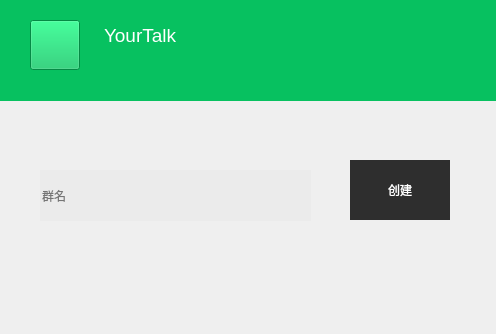
Before: the Qt Designer form qClient/groupregster.ui in AGuan177/QTice, drawn with Qt 5.
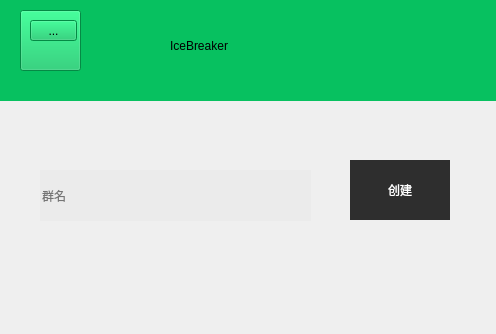
After: the same form once the commit is applied. Icons and pictures are not drawn.

The edit to the form file:
```diff
--- a/qClient/groupregster.ui
+++ b/qClient/groupregster.ui
@@ -100,53 +100,43 @@
    <widget class="QPushButton" name="logo">
     <property name="geometry">
      <rect>
-      <x>30</x>
-      <y>20</y>
-      <width>50</width>
-      <height>50</height>
+      <x>20</x>
+      <y>10</y>
+      <width>61</width>
+      <height>61</height>
      </rect>
     </property>
-    <property name="sizePolicy">
-     <sizepolicy hsizetype="Fixed" vsizetype="Fixed">
-      <horstretch>0</horstretch>
-      <verstretch>0</verstretch>
-     </sizepolicy>
-    </property>
-    <property name="minimumSize">
-     <size>
-      <width>50</width>
-      <height>50</height>
-     </size>
-    </property>
-    <property name="maximumSize">
-     <size>
-      <width>50</width>
-      <height>50</height>
-     </size>
-    </property>
     <property name="text">
      <string/>
     </property>
    </widget>
-   <widget class="QTextEdit" name="textEdit">
+   <widget class="QToolButton" name="toolButton">
     <property name="geometry">
      <rect>
-      <x>100</x>
+      <x>30</x>
       <y>20</y>
-      <width>151</width>
+      <width>47</width>
+      <height>21</height>
+     </rect>
+    </property>
+    <property name="text">
+     <string>...</string>
+    </property>
+   </widget>
+   <widget class="QLabel" name="label_2">
+    <property name="geometry">
+     <rect>
+      <x>170</x>
+      <y>20</y>
+      <width>241</width>
       <height>51</height>
      </rect>
     </property>
     <property name="styleSheet">
-     <string notr="true">border:none;
-font: 9pt &quot;Eras Bold ITC&quot;;</string>
+     <string notr="true">font: 75 italic 36pt &quot;Adobe Arabic&quot;;</string>
     </property>
-    <property name="html">
-     <string>&lt;!DOCTYPE HTML PUBLIC &quot;-//W3C//DTD HTML 4.0//EN&quot; &quot;http://www.w3.org/TR/REC-html40/strict.dtd&quot;&gt;
-&lt;html&gt;&lt;head&gt;&lt;meta name=&quot;qrichtext&quot; content=&quot;1&quot; /&gt;&lt;style type=&quot;text/css&quot;&gt;
-p, li { white-space: pre-wrap; }
-&lt;/style&gt;&lt;/head&gt;&lt;body style=&quot; font-family:'Eras Bold ITC'; font-size:9pt; font-weight:400; font-style:normal;&quot;&gt;
-&lt;p style=&quot; margin-top:12px; margin-bottom:12px; margin-left:0px; margin-right:0px; -qt-block-indent:0; text-indent:0px;&quot;&gt;&lt;span style=&quot; font-size:14pt; color:#ffffff;&quot;&gt;YourTalk&lt;/span&gt;&lt;/p&gt;&lt;/body&gt;&lt;/html&gt;</string>
+    <property name="text">
+     <string>IceBreaker</string>
     </property>
    </widget>
   </widget>
```
Left out of the diff: 2 changed lines with no effect on the pictures.
